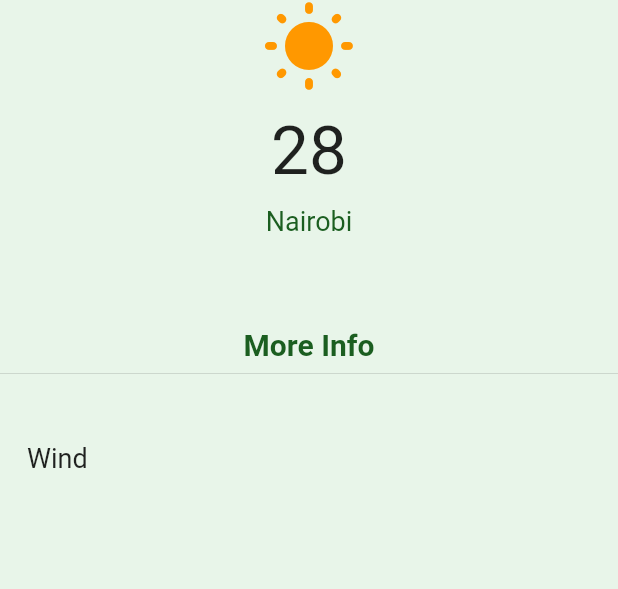
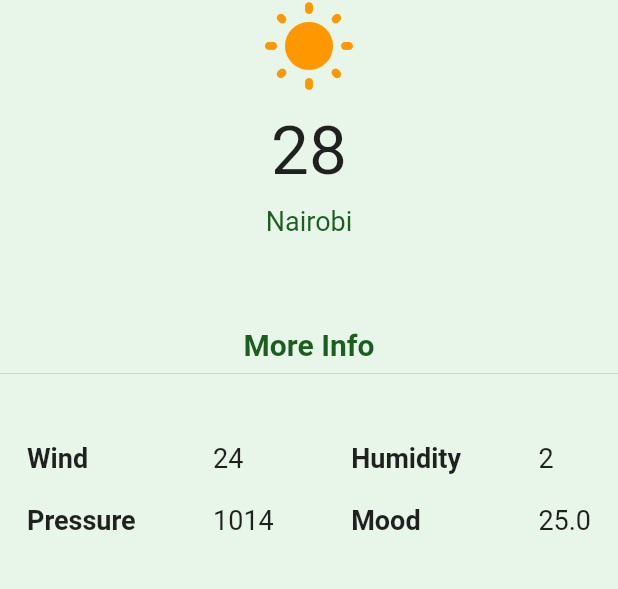
Before and after one commit to johnmaxnew/Flutter-Weather-App, a Flutter app: the screen it shows after launch, on a phone screen of 412 x 824 dp, the part 84-673 px from its top. Run offline on Flutter 3.47's test engine with Material 2 defaults, Android fonts, the phone set to English and light mode, and no system bars.

Commit message:
modified widgets

```diff
--- a/lib/main.dart
+++ b/lib/main.dart
@@ -65,6 +65,7 @@ class _HomePageState extends State<HomePage> {
           SizedBox(height: 20,),
           // More info widget
           moreInfo('24', '2', '1014', '25.0'),
+          // API integration
         ],
       ),
     );
--- a/lib/views/more_info.dart
+++ b/lib/views/more_info.dart
@@ -1,7 +1,10 @@
 
 import 'package:flutter/material.dart';
 
-Widget moreInfo(String wind, String humidity, String pressure, String feels_like) {
+TextStyle title = const TextStyle(fontSize: 18,fontWeight: FontWeight.w600);
+TextStyle details = const TextStyle(fontSize: 18,fontWeight: FontWeight.w400);
+
+Widget moreInfo(String wind, String humidity, String pressure, String mood) {
   return Container(
     width: double.infinity,
     padding: EdgeInsets.all(18.0),
@@ -19,13 +22,63 @@ Widget moreInfo(String wind, String humidity, String pressure, String feels_like
               children: [
                 Text(
                   "Wind",
-                  style: TextStyle(
-                    fontSize: 18,
-                    fontWeight: FontWeight.w400
-                  ),
+                  style: title,
+                ),
+                SizedBox(height: 20,),
+                Text(
+                  "Pressure",
+                  style: title,
+                ),
+              ],
+            ),
+
+            Column(
+              mainAxisAlignment: MainAxisAlignment.start,
+              crossAxisAlignment: CrossAxisAlignment.start,
+              children: [
+                Text(
+                  "$wind",
+                  style: details,
+                ),
+                SizedBox(height: 20,),
+                Text(
+                  "$pressure",
+                  style: details,
+                ),
+              ],
+            ),
+            Column(
+              mainAxisAlignment: MainAxisAlignment.start,
+              crossAxisAlignment: CrossAxisAlignment.start,
+              children: [
+                Text(
+                  "Humidity",
+                  style: title,
+                ),
+                SizedBox(height: 20,),
+                Text(
+                  "Mood",
+                  style: title,
+                ),
+              ],
+            ),
+
+            Column(
+              mainAxisAlignment: MainAxisAlignment.start,
+              crossAxisAlignment: CrossAxisAlignment.start,
+              children: [
+                Text(
+                  "$humidity",
+                  style: details,
+                ),
+                SizedBox(height: 20,),
+                Text(
+                  "$mood",
+                  style: details,
                 ),
               ],
             )
+
           ],
         )
       ],
```
